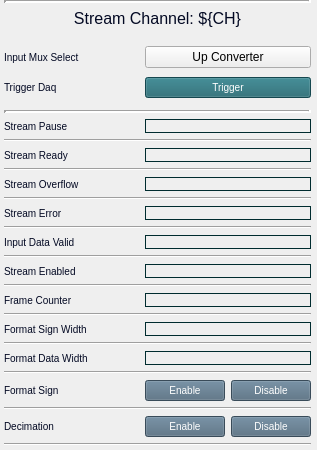
First picture: the form in individuals/up_converter_ch_stream.ui, repository cristinasewell/ATCA_PyDM_Screens, before the edit.
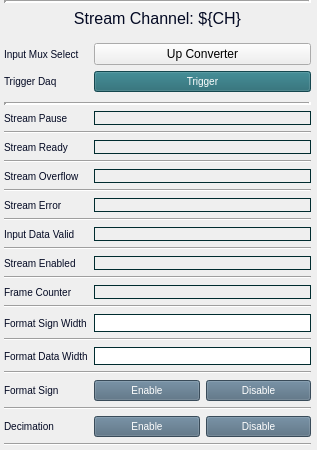
Second picture: the form after the edit. Custom widgets are drawn as their Qt base class.

Commit message: FIX - changed a couple of labels back to LineEdits

```diff
--- a/individuals/up_converter_ch_stream.ui
+++ b/individuals/up_converter_ch_stream.ui
@@ -39,7 +39,7 @@
     <number>0</number>
    </property>
    <item>
-    <layout class="QGridLayout" name="gridLayout" columnstretch="0,0,0">
+    <layout class="QGridLayout" name="gridLayout" columnstretch="0,0">
      <property name="leftMargin">
       <number>4</number>
      </property>
@@ -712,52 +712,6 @@
        </property>
       </widget>
      </item>
-     <item row="22" column="1">
-      <widget class="PyDMLabel" name="PyDMLabel_8">
-       <property name="toolTip">
-        <string/>
-       </property>
-       <property name="styleSheet">
-        <string notr="true">QLabel{
-  color:#030923;
-  font-size: 10px;
-  font-style: bold;
-  border-width: 1px; 
-  border-style: solid; 
-  border-color: #002C2F;
-}</string>
-       </property>
-       <property name="text">
-        <string/>
-       </property>
-       <property name="channel" stdset="0">
-        <string>ca://${DEVICE}:DAQMUX1_FORMATSIGNWIDTH${CH}</string>
-       </property>
-      </widget>
-     </item>
-     <item row="24" column="1">
-      <widget class="PyDMLabel" name="PyDMLabel_9">
-       <property name="toolTip">
-        <string/>
-       </property>
-       <property name="styleSheet">
-        <string notr="true">QLabel{
-  color:#030923;
-  font-size: 10px;
-  font-style: bold;
-  border-width: 1px; 
-  border-style: solid; 
-  border-color: #002C2F;
-}</string>
-       </property>
-       <property name="text">
-        <string/>
-       </property>
-       <property name="channel" stdset="0">
-        <string>ca://${DEVICE}:DAQMUX1_FORMATDATAWIDTH${CH}</string>
-       </property>
-      </widget>
-     </item>
      <item row="9" column="0" colspan="2">
       <widget class="Line" name="line">
        <property name="orientation">
@@ -867,6 +821,40 @@
        </property>
       </widget>
      </item>
+     <item row="22" column="1">
+      <widget class="PyDMLineEdit" name="PyDMLineEdit">
+       <property name="toolTip">
+        <string/>
+       </property>
+       <property name="styleSheet">
+        <string notr="true">QLineEdit{
+  border-width: 1px; 
+  border-style: solid; 
+  border-color: #002C2F;
+}</string>
+       </property>
+       <property name="channel" stdset="0">
+        <string>ca://${DEVICE}:DAQMUX1_FORMATSIGNWIDTH${CH}</string>
+       </property>
+      </widget>
+     </item>
+     <item row="24" column="1">
+      <widget class="PyDMLineEdit" name="PyDMLineEdit_2">
+       <property name="toolTip">
+        <string/>
+       </property>
+       <property name="styleSheet">
+        <string notr="true">QLineEdit{
+  border-width: 1px; 
+  border-style: solid; 
+  border-color: #002C2F;
+}</string>
+       </property>
+       <property name="channel" stdset="0">
+        <string>ca://${DEVICE}:DAQMUX1_FORMATDATAWIDTH${CH}</string>
+       </property>
+      </widget>
+     </item>
     </layout>
    </item>
   </layout>
@@ -877,6 +865,11 @@
    <extends>QLabel</extends>
    <header>pydm.widgets.label</header>
   </customwidget>
+  <customwidget>
+   <class>PyDMLineEdit</class>
+   <extends>QLineEdit</extends>
+   <header>pydm.widgets.line_edit</header>
+  </customwidget>
   <customwidget>
    <class>PyDMPushButton</class>
    <extends>QPushButton</extends>
```
The commit also changes 1 other file.
